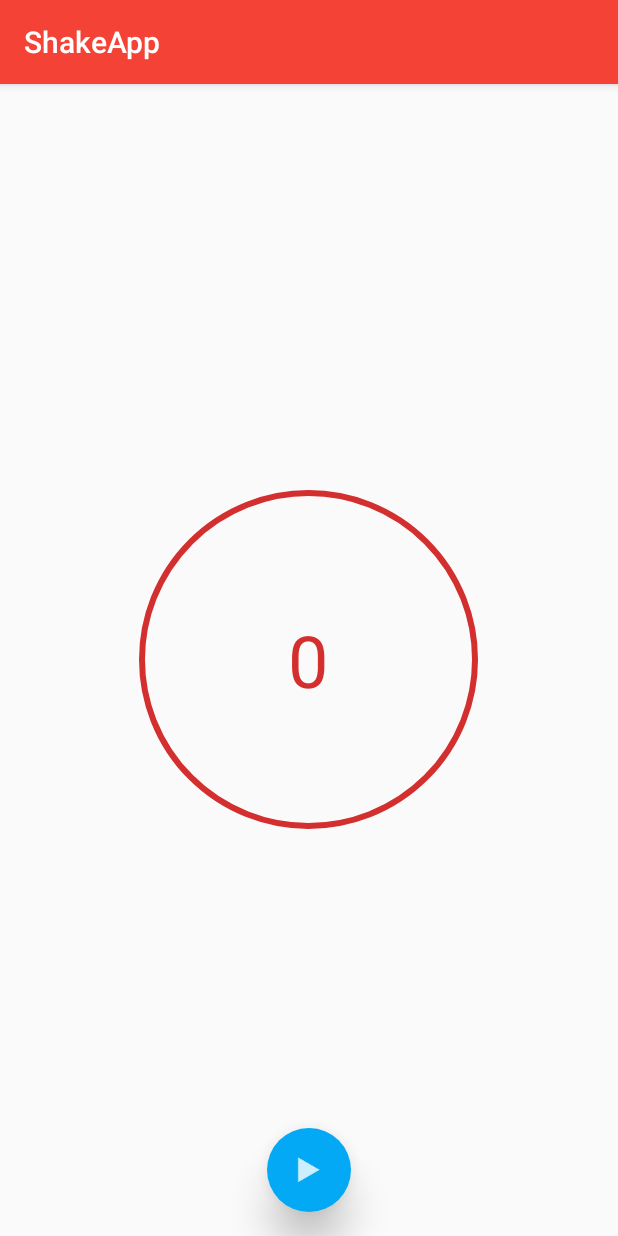
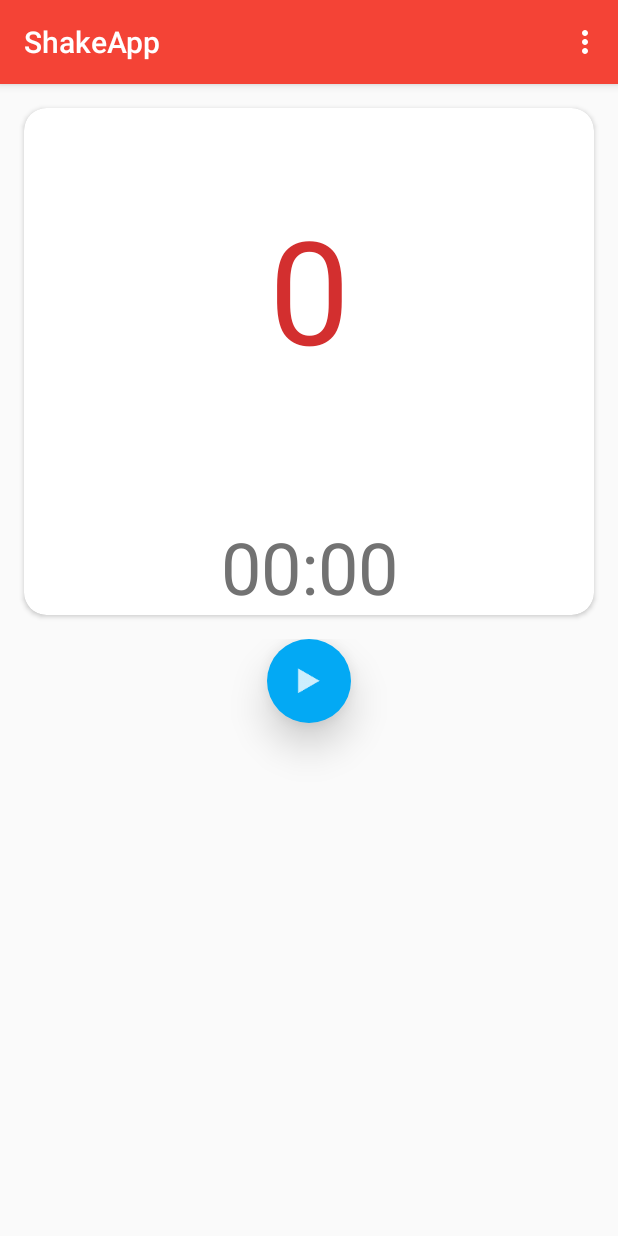
Before and after one commit to RamsesMartinez/ShakeApp, an Android app: the ShakeActivity screen opened directly, with no data from a screen before it, on a phone screen of 412 x 824 dp. Run offline under Robolectric (Android 15) with nearby library versions, the phone set to English and light mode, and no system bars.

Commit message:
Toolbar modificada

```diff
--- a/app/build.gradle
+++ b/app/build.gradle
@@ -28,6 +28,7 @@ dependencies {
     testCompile 'junit:junit:4.12'
     compile 'com.android.support:appcompat-v7:23.4.0'
     compile 'com.android.support:design:23.3.0'
+    compile 'com.android.support:cardview-v7:23.4.0'
     compile 'com.facebook.android:facebook-android-sdk:4.+'
     compile 'com.squareup.picasso:picasso:2.5.0'
 }
--- a/app/src/main/java/mx/ramsesmartinez/shakeapp/ShakeActivity.java
+++ b/app/src/main/java/mx/ramsesmartinez/shakeapp/ShakeActivity.java
@@ -5,66 +5,91 @@ import android.hardware.Sensor;
 import android.hardware.SensorEvent;
 import android.hardware.SensorEventListener;
 import android.hardware.SensorManager;
-import android.media.MediaPlayer;
+import android.os.SystemClock;
 import android.support.v7.app.AppCompatActivity;
+import android.support.design.widget.FloatingActionButton;
+import android.support.v7.widget.Toolbar;
 import android.os.Bundle;
-import android.support.v7.widget.Toolbar;
+import android.text.format.DateFormat;
+import android.view.Menu;
+import android.view.View;
+import android.view.View.OnClickListener;
+import android.widget.Chronometer;
 import android.widget.TextView;
 
-public class ShakeActivity extends AppCompatActivity implements SensorEventListener {
-    /**
-     * Constants for sensors
-     */
+public class ShakeActivity extends AppCompatActivity implements SensorEventListener, OnClickListener, Chronometer.OnChronometerTickListener {
 
-    int contador;
+    // Constants for sensors
     private static final float SHAKE_THRESHOLD = 1.1f;
     private static final int SHAKE_WAIT_TIME_MS = 250;
 
-    /**
-     * The sounds to play when a pattern is detected
-     */
-
-    /**
-     * Sensors
-     */
-
+    // Sensors
     private SensorManager mSensorManager;
-    private Sensor mSensorAcc;
-    private long mShakeTime = 0;
+    private Sensor mAccelerometer;
+    Toolbar toolbar;
+    long shakeTime = 0;
 
     String name;
     String urlImageProfile;
+    String statusFloatingActionButton;
+    int counter;
 
     TextView textViewScore;
+    FloatingActionButton floatingActionButton;
+    Chronometer chronometer;
 
     @Override
     protected void onCreate(Bundle savedInstanceState) {
         super.onCreate(savedInstanceState);
         setContentView(R.layout.activity_shake);
-        setToolbar();
+        toolbar = (Toolbar) findViewById(R.id.toolbar);
+        setSupportActionBar(toolbar);
 
-        contador = 0;
-        textViewScore = (TextView) findViewById(R.id.text_view_score);
-        textViewScore.setText(String.valueOf(contador));
         name = getIntent().getStringExtra("NAME");
         urlImageProfile = getIntent().getStringExtra("PHOTO");
+        counter = 0;
+        statusFloatingActionButton = "stop";
 
+        chronometer = (Chronometer) findViewById(R.id.chronometer);
+        floatingActionButton = (FloatingActionButton) findViewById(R.id.floating_action_button);
+        textViewScore = (TextView) findViewById(R.id.text_view_score);
+
+        chronometer.setOnChronometerTickListener(this);
+        textViewScore.setText(String.valueOf(counter));
+        floatingActionButton.setOnClickListener(this);
+
+        //Sensors
         mSensorManager = (SensorManager) getSystemService(Context.SENSOR_SERVICE);
-        mSensorAcc = mSensorManager.getDefaultSensor(Sensor.TYPE_ACCELEROMETER);
+        mAccelerometer = mSensorManager.getDefaultSensor(Sensor.TYPE_ACCELEROMETER);
+    }
+
+    @Override
+    protected void onStart() {
+        super.onStart();
     }
 
     @Override
     protected void onResume() {
         super.onResume();
-        mSensorManager.registerListener(this, mSensorAcc, SensorManager.SENSOR_DELAY_NORMAL);
     }
 
     @Override
     protected void onPause() {
         super.onPause();
-        mSensorManager.unregisterListener(this);
     }
 
+    /**
+     * Toolbar Methods
+     */
+    @Override
+    public boolean onCreateOptionsMenu(Menu menu) {
+        // Inflate the menu; this adds items to the action bar if it is present.
+        getMenuInflater().inflate(R.menu.menu_main, menu);
+        return true;
+    }
+    /**
+     * Register listener
+     */
     @Override
     public void onSensorChanged(SensorEvent event) {
         if (event.accuracy == SensorManager.SENSOR_STATUS_UNRELIABLE) {
@@ -84,11 +109,61 @@ public class ShakeActivity extends AppCompatActivity implements SensorEventListe
 
     }
 
+    /**
+     * OnClicLsitener
+     */
+    @Override
+    public void onClick(View v) {
+        switch (v.getId()){
+            case R.id.floating_action_button:
+                if(statusFloatingActionButton.equals("stop")){
+                    onStartChronometer();
+                    statusFloatingActionButton = "play";
+                } else {
+                    onStopChronometer();
+                    statusFloatingActionButton = "stop";
+                }
+                break;
+        }
+    }
+
+
+    /**
+     * Listens chronometer changes
+     */
+    @Override
+    public void onChronometerTick(Chronometer c) {
+        long elapsedTime = SystemClock.elapsedRealtime() - c.getBase();
+        String strElapsedTime = String.valueOf(DateFormat.format("mm:ss", elapsedTime));
+
+        if(strElapsedTime.equals("00:10")){
+            onStopChronometer();
+        }
+    }
+
+    /**
+     * Chronometer methods
+     */
+    public void onStartChronometer(){
+        counter = 0;
+        chronometer.setBase(SystemClock.elapsedRealtime());
+        chronometer.start();
+        textViewScore.setText(String.valueOf(counter));
+        mSensorManager.registerListener(this, mAccelerometer, SensorManager.SENSOR_DELAY_NORMAL);
+    }
+    public void onStopChronometer(){
+        mSensorManager.unregisterListener(this);
+        chronometer.stop();
+    }
+
+    /**
+     * Shakes detector
+     */
     private void detectShake(SensorEvent event) {
         long now = System.currentTimeMillis();
 
-        if ((now - mShakeTime) > SHAKE_WAIT_TIME_MS) {
-            mShakeTime = now;
+        if ((now - shakeTime) > SHAKE_WAIT_TIME_MS) {
+            shakeTime = now;
 
             float gX = event.values[0] / SensorManager.GRAVITY_EARTH;
             float gY = event.values[1] / SensorManager.GRAVITY_EARTH;
@@ -100,13 +175,13 @@ public class ShakeActivity extends AppCompatActivity implements SensorEventListe
             // Change background color if gForce exceeds threshold;
             // otherwise, reset the color
             if (gForce > SHAKE_THRESHOLD) {
-                textViewScore.setText(String.valueOf(++contador));
+                textViewScore.setText(String.valueOf(++counter));
             }
         }
     }
-    public void setToolbar(){
-        Toolbar toolbar =(Toolbar) findViewById(R.id.activity_my_toolbar);
-        toolbar.setTitle(R.string.app_name);
-        setSupportActionBar(toolbar);
-    }
+
+    /**
+     * Sets the toolbar
+     */
+
 }
--- a/app/src/main/res/drawable/text_view_circle.xml
+++ /dev/null
@@ -1,10 +0,0 @@
-<?xml version="1.0" encoding="utf-8"?>
-<shape
-    xmlns:android="http://schemas.android.com/apk/res/android"
-    android:shape="oval"
-    >
-    <stroke
-        android:color="@color/primary_dark"
-        android:width="4dp"
-        />
-</shape>
--- a/app/src/main/res/layout/activity_main.xml
+++ b/app/src/main/res/layout/activity_main.xml
@@ -7,6 +7,7 @@
     android:gravity="center_horizontal"
     tools:context="mx.ramsesmartinez.shakeapp.MainActivity">
     <include
+        android:id="@+id/toolbar"
         layout="@layout/toolbar"
         android:layout_height="wrap_content"
         android:layout_width="match_parent"/>
--- a/app/src/main/res/layout/activity_shake.xml
+++ b/app/src/main/res/layout/activity_shake.xml
@@ -2,44 +2,71 @@
 <LinearLayout xmlns:android="http://schemas.android.com/apk/res/android"
     xmlns:tools="http://schemas.android.com/tools"
     xmlns:app="http://schemas.android.com/apk/res-auto"
+    xmlns:card_view="http://schemas.android.com/apk/res-auto"
     android:layout_width="match_parent"
     android:layout_height="match_parent"
     android:orientation="vertical"
     tools:context="mx.ramsesmartinez.shakeapp.ShakeActivity">
 
     <include
+        android:id="@id/toolbar"
         layout="@layout/toolbar"
         android:layout_height="wrap_content"
         android:layout_width="match_parent"/>
+
+
+    <android.support.v7.widget.CardView
+        android:id="@+id/card_view_Manana"
+        android:layout_width="match_parent"
+        android:layout_height="wrap_content"
+        android:layout_centerHorizontal="true"
+        android:layout_marginTop="@dimen/activity_horizontal_margin"
+        android:layout_marginLeft="@dimen/activity_vertical_margin"
+        android:layout_marginRight="@dimen/activity_vertical_margin"
+        android:layout_marginBottom="@dimen/activity_horizontal_margin"
+        card_view:cardCornerRadius="15dp"
+        android:background="@color/icons">
+
+        <LinearLayout
+            android:layout_width="match_parent"
+            android:layout_height="match_parent"
+            android:orientation="vertical">
+
+            <TextView
+                android:id="@+id/text_view_score"
+                android:gravity="center_vertical|center_horizontal"
+                android:layout_height="wrap_content"
+                android:layout_width="wrap_content"
+                android:layout_gravity="center"
+                android:text="@string/score"
+                android:textColor="@color/primary_dark"
+                android:textSize="@dimen/font_size_score" />
+
+            <Chronometer
+                android:id="@+id/chronometer"
+                android:gravity="center_horizontal"
+                android:layout_width="wrap_content"
+                android:layout_height="wrap_content"
+                android:layout_marginTop="@dimen/margin_top_chronometer"
+                android:textColor="@color/secondary_text"
+                android:textSize="@dimen/font_size_chronometer"
+                android:layout_gravity="center_horizontal" />
+
+        </LinearLayout>
+
+
+
+    </android.support.v7.widget.CardView>
 
     <FrameLayout
         android:layout_width="match_parent"
         android:layout_height="match_parent">
 
-        <LinearLayout
-            android:orientation="vertical"
-            android:layout_width="match_parent"
-            android:layout_height="wrap_content"
-            android:layout_gravity="center">
-
-            <TextView
-                android:id="@+id/text_view_score"
-                android:background="@drawable/text_view_circle"
-                android:gravity="center_vertical|center_horizontal"
-                android:layout_height="@dimen/width_content_score"
-                android:layout_width="@dimen/height_content_score"
-                android:layout_gravity="center"
-                android:text="@string/score"
-                android:textColor="@color/primary_dark"
-                android:textSize="@dimen/font_size_score"/>
-        </LinearLayout>
-
         <android.support.design.widget.FloatingActionButton
-            android:id="@+id/myFAB"
-            android:layout_width="wrap_content"
-            android:layout_height="wrap_content"
-            android:layout_gravity="bottom|center"
-            android:layout_marginBottom="@dimen/margin_floating_button"
+            android:id="@+id/floating_action_button"
+            android:layout_width="@dimen/floatin_action_button"
+            android:layout_height="@dimen/floatin_action_button"
+            android:layout_gravity="top|center"
             android:src="@drawable/ic_play"
             app:elevation="@dimen/elevation_floating_button"
             app:fabSize="normal"
--- /dev/null
+++ b/app/src/main/res/menu/menu_main.xml
@@ -0,0 +1,17 @@
+<menu xmlns:android="http://schemas.android.com/apk/res/android"
+    xmlns:app="http://schemas.android.com/apk/res-auto"
+    xmlns:tools="http://schemas.android.com/tools"
+    tools:context="materialtest.vivz.slidenerd.activities.ActivityMain">
+    <item
+        android:id="@+id/action_settings"
+        android:orderInCategory="100"
+        android:title="@string/action_settings"
+        app:showAsAction="never">
+    </item>
+    <item
+        android:id="@+id/action_logout"
+        android:orderInCategory="200"
+        android:title="@string/action_logout"
+        app:showAsAction="never">
+    </item>
+</menu>
--- a/app/src/main/res/values/dimens.xml
+++ b/app/src/main/res/values/dimens.xml
@@ -11,13 +11,17 @@
     <dimen name="margin_floating_button">16dp</dimen>
     <dimen name="margin_text">8dp</dimen>
     <dimen name="margin_image">12dp</dimen>
+    <dimen name="margin_top_chronometer">32dp</dimen>
 
+    <dimen name="height_card_view">230dp</dimen>
     <dimen name="height_image_profile">128dp</dimen>
     <dimen name="height_button">36dp</dimen>
     <dimen name="height_content_score">226dp</dimen>
+    <dimen name="floatin_action_button">56dp</dimen>
     <dimen name="width_content_score">226dp</dimen>
     <dimen name="width_image_profile">128dp</dimen>
     <dimen name="width_content">320dp</dimen>
 
-    <dimen name="font_size_score">48sp</dimen>
+    <dimen name="font_size_score">96sp</dimen>
+    <dimen name="font_size_chronometer">48sp</dimen>
 </resources>
--- a/app/src/main/res/values/strings.xml
+++ b/app/src/main/res/values/strings.xml
@@ -1,12 +1,13 @@
 <resources>
     <string name="app_name">ShakeApp</string>
     <string name="email">Email</string>
-    <string name="facebook_login">Iniciar sesión con Facebook</string>
-    <string name="facebook_logout">Iniciar sesión con Facebook</string>
     <string name="facebook_app_id">522519321283512</string>
     <string name="password">Contraseña</string>
     <string name="login">Iniciar sesión</string>
     <string name="or">OR</string>
     <string name="score">0</string>
     <string name="act_main_no_acuracy">Sin Suficiente presición</string>
+    <string name="action_settings">Configuraciones</string>
+    <string name="next">Next</string>
+    <string name="action_logout">Cerrar Sesión</string>
 </resources>
```
Also changed, not shown: app/src/main/java/mx/ramsesmartinez/shakeapp/MainActivity.java (+52 -55 lines), app/src/main/AndroidManifest.xml (line endings or trailing spaces).
